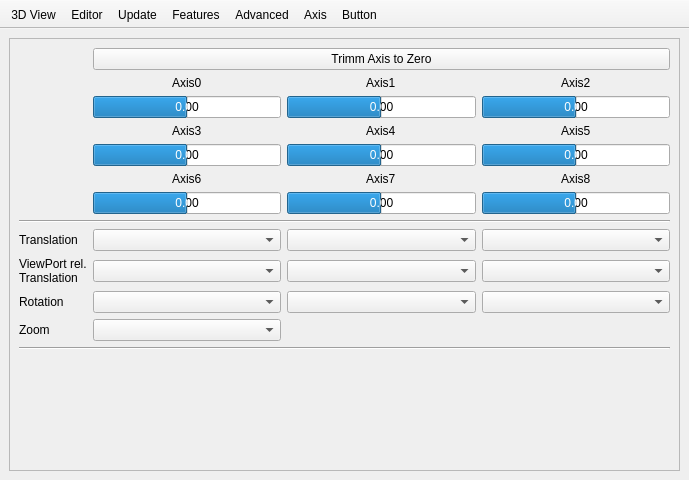
Qt form src/Preferences.ui (MichaelPFrey/openscad) before a commit.
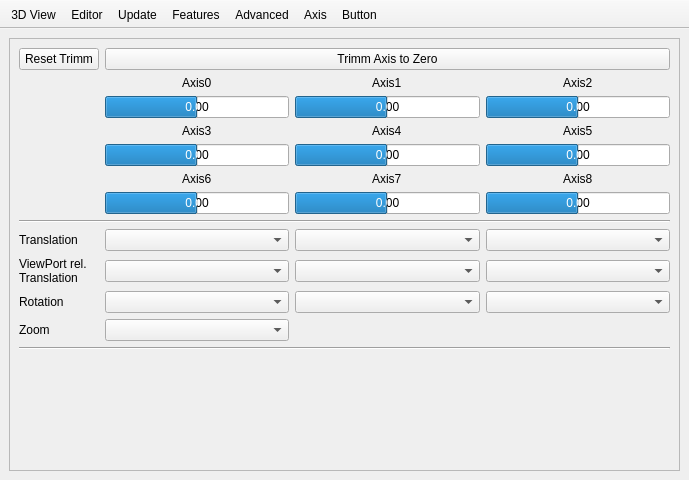
The same form after that commit. Icons and pictures are not drawn.

Commit message: Code for deadzone, Reset Button for the trimm

Diff of the .ui file:
```diff
--- a/src/Preferences.ui
+++ b/src/Preferences.ui
@@ -1754,6 +1754,13 @@
               </property>
              </widget>
             </item>
+            <item row="0" column="0">
+             <widget class="QPushButton" name="pushButtonAxisTrimmReset">
+              <property name="text">
+               <string>Reset Trimm</string>
+              </property>
+             </widget>
+            </item>
            </layout>
           </widget>
          </widget>
```
Left out of the diff: 4 changed lines with no effect on the pictures. The commit also changes 6 other files.
